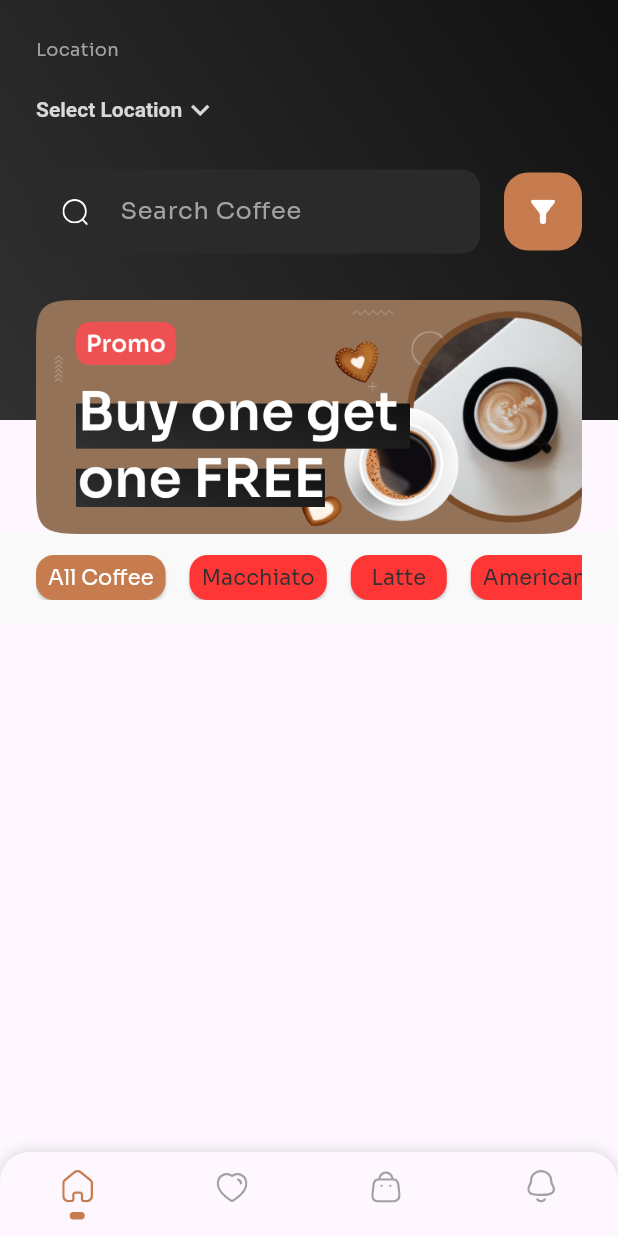
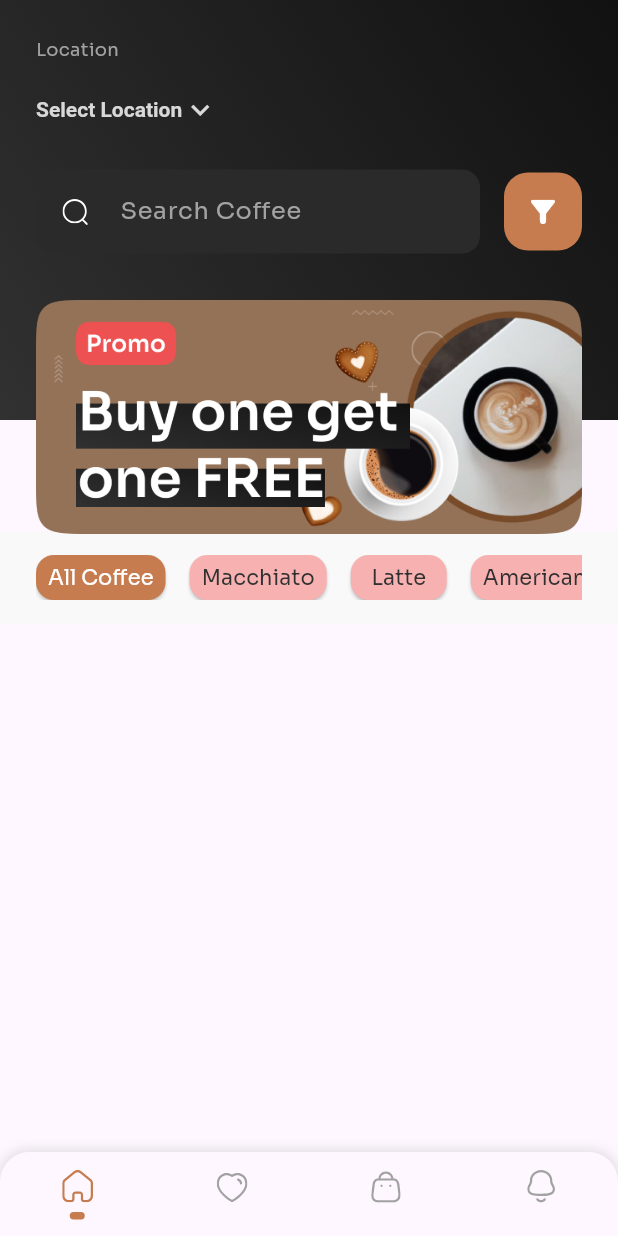
Before and after one commit to fadhildwia/coffee-shop-mobile-apps-flutter, a Flutter app: the BottomNavigationScreen screen opened directly, on a phone screen of 412 x 824 dp. Run offline on Flutter 3.47's test engine with Material 3 defaults, Android fonts, the phone set to English and light mode, and no system bars; our stand-ins replace flutter_svg.

Commit message:
fix background color button tab navigation

```diff
--- a/lib/widgets/custom_tab_button.dart
+++ b/lib/widgets/custom_tab_button.dart
@@ -20,7 +20,7 @@ class CustomTabButton extends StatelessWidget {
         style: ElevatedButton.styleFrom(
           backgroundColor: isSelected
               ? const Color.fromRGBO(198, 124, 78, 1)
-              : const Color.fromRGBO(254, 54, 54, 3.5),
+              : const Color.fromARGB(255, 248, 177, 177),
           padding: const EdgeInsets.symmetric(horizontal: 8, vertical: 4),
           shape: RoundedRectangleBorder(
             borderRadius: BorderRadius.circular(12),
```
